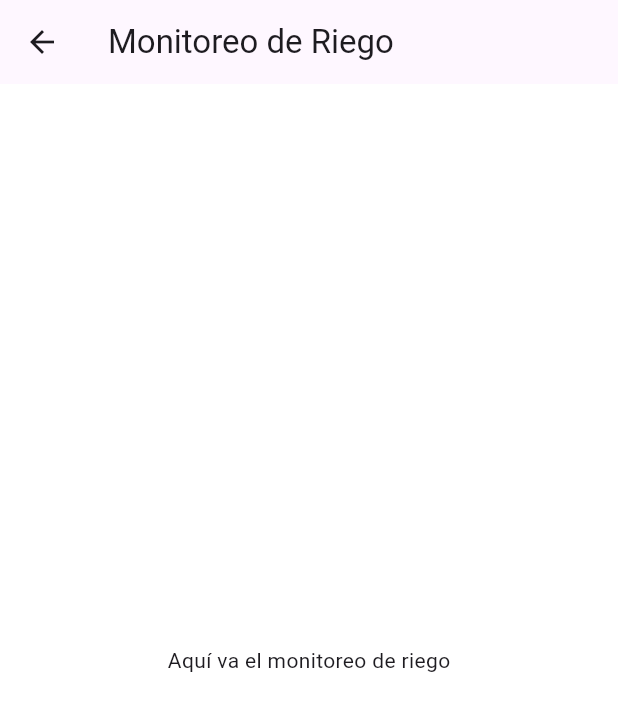
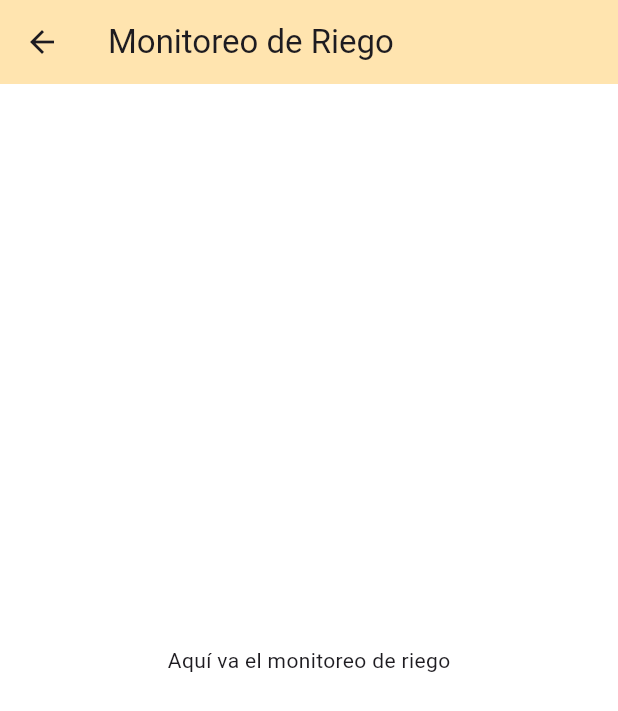
Before and after one commit to alek-777/AppMonitoreo, a Flutter app: the screen it shows after launch, after a tap on "Monitoreo de Riego", on a phone screen of 412 x 824 dp. Shown: the top 711 px of the screen. Run offline on Flutter 3.47's test engine with Material 3 defaults, Android fonts, the phone set to English and light mode, and no system bars.

Commit message:
Separacion de modulos y agregar iconos

```diff
--- /dev/null
+++ b/lib/RiegoScreen.dart
@@ -0,0 +1,16 @@
+import 'package:flutter/material.dart';
+
+class RiegoScreen extends StatelessWidget {
+  const RiegoScreen({super.key});
+
+  @override
+  Widget build(BuildContext context) {
+    return Scaffold(
+      appBar: AppBar(
+        title: const Text('Monitoreo de Riego'),
+        backgroundColor: Color(0xffFFE4AF),
+      ),
+      body: const Center(child: Text('Aquí va el monitoreo de riego')),
+    );
+  }
+}
--- a/lib/main.dart
+++ b/lib/main.dart
@@ -1,4 +1,7 @@
 import 'package:flutter/material.dart';
+import 'package:flutter_application_2/ESPScreen.dart';
+import 'package:flutter_application_2/RiegoScreen.dart';
+import 'package:flutter_application_2/UsuarioScreen.dart';
 
 void main() {
   runApp(const MyApp());
@@ -33,7 +36,7 @@ class MenuScreen extends StatelessWidget {
   Widget build(BuildContext context) {
     return Scaffold(
       appBar: AppBar(
-        title: const Text('Menú Principal'),
+        backgroundColor: Color(0xffFFE4AF),
       ),
       body: Padding(
         padding: const EdgeInsets.all(16.0),
@@ -44,21 +47,21 @@ class MenuScreen extends StatelessWidget {
             _buildMenuOption(
               context: context,
               title: 'Monitoreo de Riego',
-              icon: Icons.water_drop,
+              leading: Image.asset("image/riego.png", width: 40, height: 40),
               onTap: () => Navigator.pushNamed(context, '/riego'),
             ),
             const SizedBox(height: 16),
             _buildMenuOption(
               context: context,
               title: 'Configuración del ESP',
-              icon: Icons.developer_board, // O usar Icons.settings
+              leading: Image.asset("image/esp.png", width: 40, height: 40),
               onTap: () => Navigator.pushNamed(context, '/esp'),
             ),
             const SizedBox(height: 16),
             _buildMenuOption(
               context: context,
               title: 'Usuario',
-              icon: Icons.person,
+              leading: Image.asset("image/usuario.png", width: 40, height: 40),
               onTap: () => Navigator.pushNamed(context, '/usuario'),
             ),
           ],
@@ -70,7 +73,7 @@ class MenuScreen extends StatelessWidget {
 Widget _buildMenuOption({
   required BuildContext context,
   required String title,
-    required IconData icon,
+  required Widget leading,
   required VoidCallback onTap,
 }) {
   return Card(
@@ -85,7 +88,7 @@ class MenuScreen extends StatelessWidget {
         padding: const EdgeInsets.all(16.0),
         child: Row(
           children: [
-              Icon(icon, size: 40, color: Theme.of(context).primaryColor),
+            leading,
             const SizedBox(width: 16),
             Text(
               title,
@@ -103,40 +106,3 @@ class MenuScreen extends StatelessWidget {
   );
 }
 }
-
-// Pantallas de ejemplo
-class RiegoScreen extends StatelessWidget {
-  const RiegoScreen({super.key});
-
-  @override
-  Widget build(BuildContext context) {
-    return Scaffold(
-      appBar: AppBar(title: const Text('Monitoreo de Riego')),
-      body: const Center(child: Text('Aquí va el monitoreo de riego')),
-    );
-  }
-}
-
-class ESPScreen extends StatelessWidget {
-  const ESPScreen({super.key});
-
-  @override
-  Widget build(BuildContext context) {
-    return Scaffold(
-      appBar: AppBar(title: const Text('Configuración del ESP')),
-      body: const Center(child: Text('Contenido de Configuración del ESP')),
-    );
-  }
-}
-
-class UsuarioScreen extends StatelessWidget {
-  const UsuarioScreen({super.key});
-
-  @override
-  Widget build(BuildContext context) {
-    return Scaffold(
-      appBar: AppBar(title: const Text('Usuario')),
-      body: const Center(child: Text('Contenido de Usuario')),
-    );
-  }
-}
```
Also changed, not shown: lib/ESPScreen.dart (added, +16 -0 lines), lib/UsuarioScreen.dart (added, +16 -0 lines), pubspec.yaml (+3 -4 lines). Lines whose indentation alone changed are shown as unchanged.
